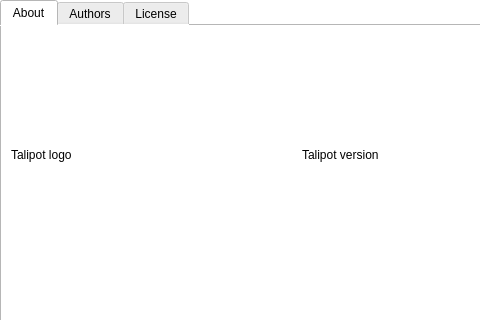
The window that library/talipot-gui/designer/AboutPage.ui (anlambert/tulip) describes before a commit, drawn with Qt 5; both pictures show x 0 to 480 and y 0 to 320 of the 598 by 532 pixel window.
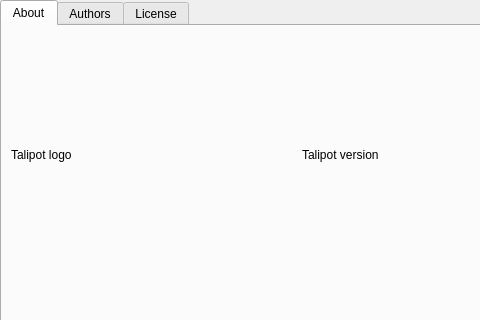
The same window after the commit.

What changed in the file:
```diff
--- a/library/talipot-gui/designer/AboutPage.ui
+++ b/library/talipot-gui/designer/AboutPage.ui
@@ -13,11 +13,6 @@
   <property name="windowTitle">
    <string>About Talipot</string>
   </property>
-  <property name="styleSheet">
-   <string notr="true">QWidget{
-background-color: white;
-}</string>
-  </property>
   <layout class="QVBoxLayout" name="verticalLayout_5">
    <property name="leftMargin">
     <number>0</number>
```
Left out of the diff: 4 changed lines with no effect on the pictures.
